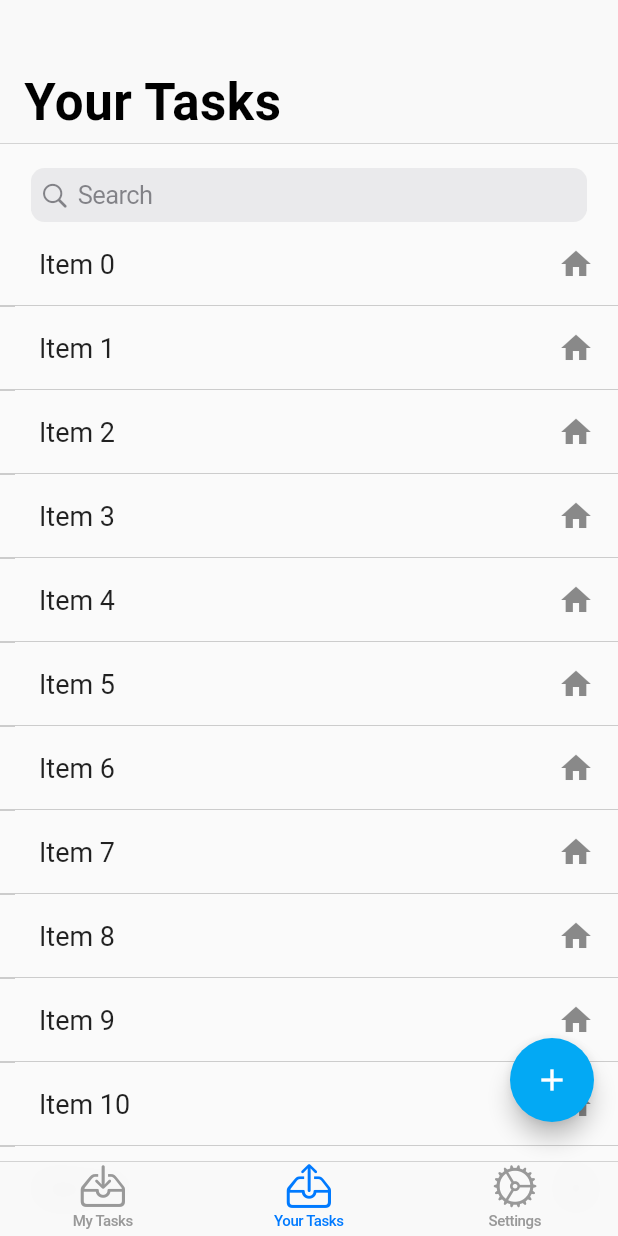
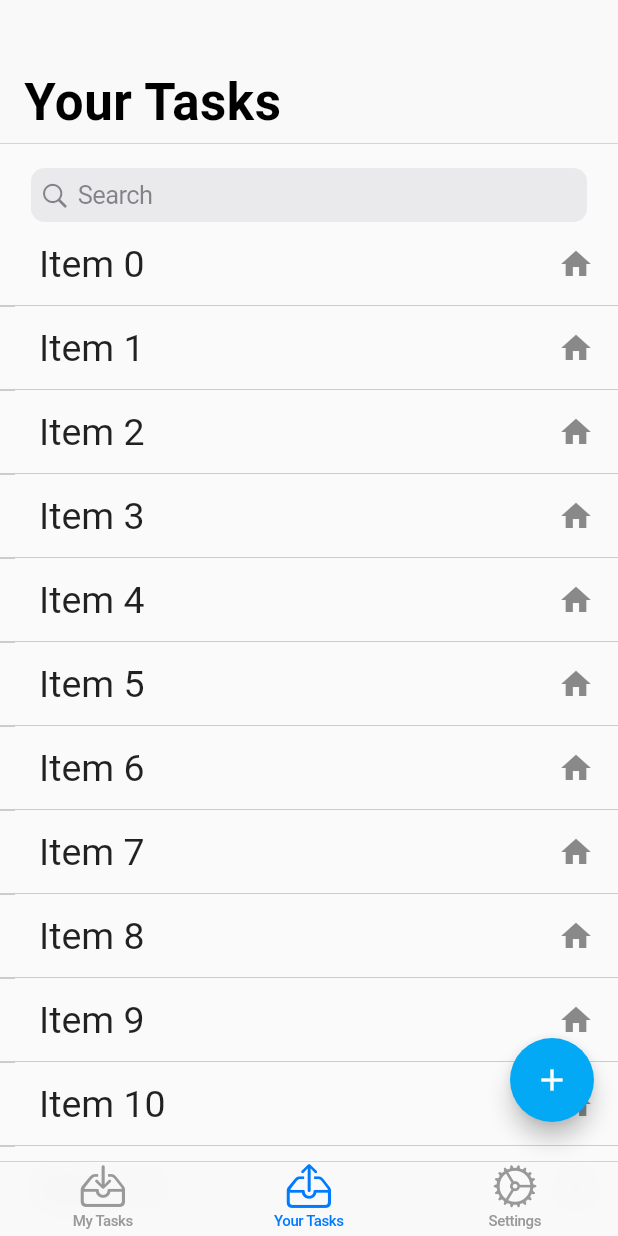
Before and after one commit to TuanHungVU1202/PeerReminder, a Flutter app: the screen it shows after launch, on a phone screen of 412 x 824 dp. Run offline on Flutter 3.47's test engine with Material 2 defaults, Android fonts, the phone set to English and light mode, and no system bars; drawn by our look-alikes of flutter_slidable; our stand-ins replace basic_utils, contacts_service, permission_handler; missing offline and left inert: simple_autocomplete_formfield.

Commit message:
Better preview when long press task in YourTaskPage

```diff
--- a/peer_reminder_flutter/lib/tasks/YourTaskPage.dart
+++ b/peer_reminder_flutter/lib/tasks/YourTaskPage.dart
@@ -13,7 +13,7 @@ import 'model/Task.dart';
 
 // FIXME: finalize this, query from DB
 final _originalTaskList = List<String>.generate(10000, (i) => 'Item $i');
-const _biggerFont = TextStyle(fontSize: constant.FONTSIZE_XL);
+const _biggerFont = TextStyle(fontSize: constant.FONTSIZE_XXL);
 // FIXME: using fake data now. Use object directly because the object should be received from YourTaskPage
 Task _task = Util.initFakeData();
 
```
Also changed, not shown: peer_reminder_flutter/lib/tasks/ViewTaskPage.dart (+9 -3 lines).
